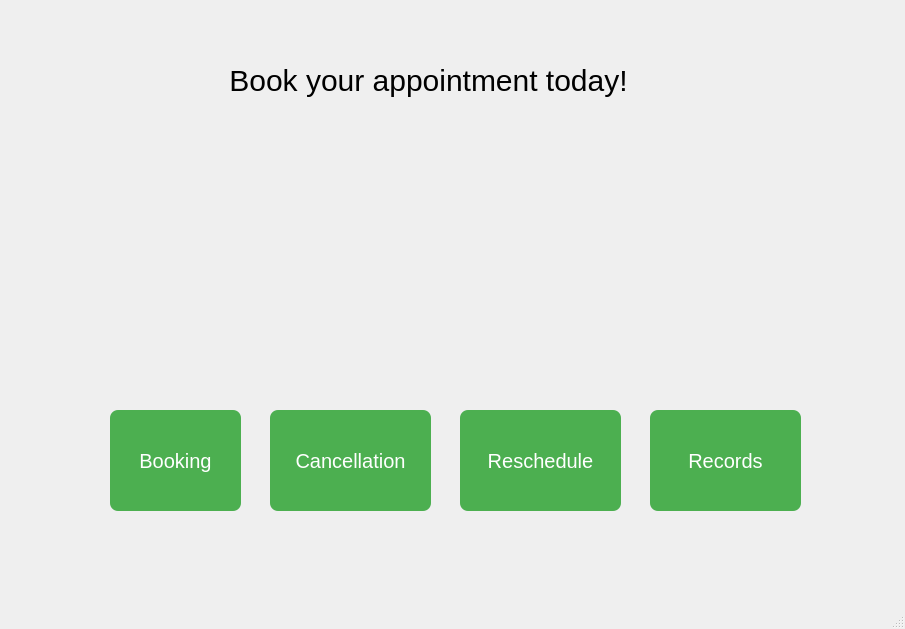
The window that mainwindow.ui (nischalg8/Qt-Doctor-Appointment-System) describes before a commit, drawn with Qt 5.
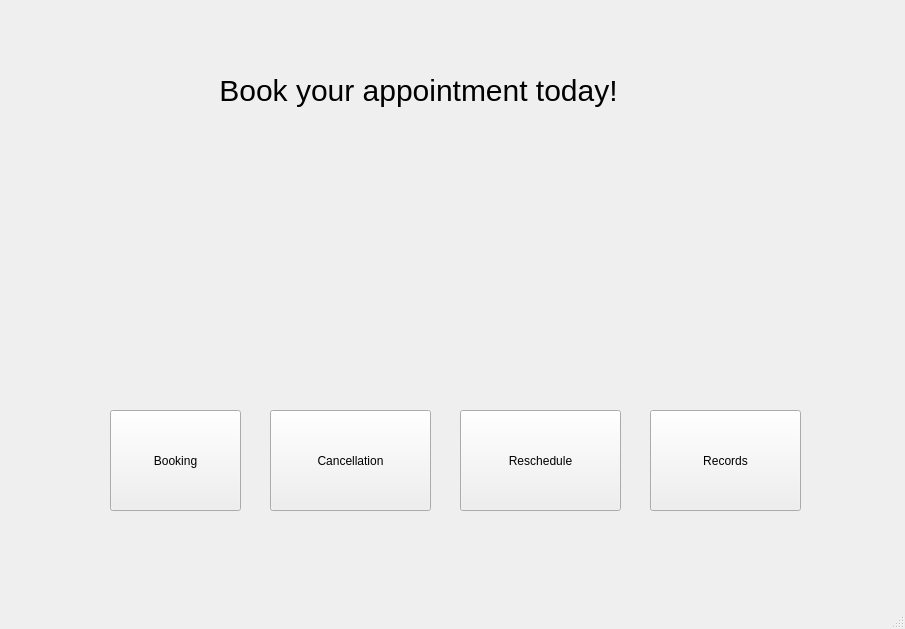
The same window after the commit. Icons and pictures are not drawn.

Diff of the .ui file:
```diff
--- a/mainwindow.ui
+++ b/mainwindow.ui
@@ -46,15 +46,18 @@
     </property>
     <property name="styleSheet">
      <string notr="true">background-color: #4CAF50; /* Green */
-    color: white;
-    font-size: 20px;
-    border: none;
-    padding: 12px 24px;
-    border-radius: 8px;
+ color: white;
+ font-size: 20px;
+ border: none;
+ padding: 12px 24px;
+ border-radius: 8px;
+ font-family: 'Comic Sans MS', cursive, sans-serif;
+}
 
-font-family: 'Comic Sans MS', cursive, sans-serif;
-
-  </string>
+QPushButton:hover {
+ background-color: #45a049; /* Darker green on hover */
+}
+</string>
     </property>
     <property name="text">
      <string>Booking</string>
@@ -71,14 +74,19 @@
     </property>
     <property name="styleSheet">
      <string notr="true">background-color: #4CAF50; /* Green */
-    color: white;
-    font-size: 20px;
-    border: none;
-    padding: 12px 24px;
-    border-radius: 8px;
-    cursor: pointer;
-font-family: 'Comic Sans MS', cursive, sans-serif;
-  </string>
+ color: white;
+ font-size: 20px;
+ border: none;
+ padding: 12px 24px;
+ border-radius: 8px;
+ cursor: pointer;
+ font-family: 'Comic Sans MS', cursive, sans-serif;
+}
+
+QPushButton:hover {
+ background-color: #45a049; /* Darker green on hover */
+}
+</string>
     </property>
     <property name="text">
      <string>Cancellation</string>
@@ -95,12 +103,18 @@
     </property>
     <property name="styleSheet">
      <string notr="true">background-color: #4CAF50; /* Green */
-    color: white;
-    font-size: 20px;
-    border: none;
-    padding: 12px 24px;
-    border-radius: 8px;
-  font-family: 'Comic Sans MS', cursive, sans-serif;</string>
+ color: white;
+ font-size: 20px;
+ border: none;
+ padding: 12px 24px;
+ border-radius: 8px;
+ font-family: 'Comic Sans MS', cursive, sans-serif;
+}
+
+QPushButton:hover {
+ background-color: #45a049; /* Darker green on hover */
+}
+</string>
     </property>
     <property name="text">
      <string>Records</string>
@@ -109,22 +123,20 @@
    <widget class="QLabel" name="label_4">
     <property name="geometry">
      <rect>
-      <x>190</x>
-      <y>50</y>
+      <x>180</x>
+      <y>40</y>
       <width>521</width>
-      <height>61</height>
+      <height>101</height>
      </rect>
     </property>
     <property name="styleSheet">
      <string notr="true">
-    color: black;
+    color: Black;
     font-size: 30px;
     border: none;
     padding: 12px 24px;
     border-radius: 8px;
-
-font-family: 'Comic Sans MS', cursive, sans-serif;
-
+    font-family: 'Comic Sans MS', cursive, sans-serif;
   </string>
     </property>
     <property name="text">
@@ -142,14 +154,19 @@
     </property>
     <property name="styleSheet">
      <string notr="true">background-color: #4CAF50; /* Green */
-    color: white;
-    font-size: 20px;
-    border: none;
-    padding: 12px 24px;
-    border-radius: 8px;
-    cursor: pointer;
-font-family: 'Comic Sans MS', cursive, sans-serif;
-  </string>
+ color: white;
+ font-size: 20px;
+ border: none;
+ padding: 12px 24px;
+ border-radius: 8px;
+ cursor: pointer;
+ font-family: 'Comic Sans MS', cursive, sans-serif;
+}
+
+QPushButton:hover {
+ background-color: #45a049; /* Darker green on hover */
+}
+</string>
     </property>
     <property name="text">
      <string>Reschedule</string>
@@ -159,9 +176,9 @@
     <property name="geometry">
      <rect>
       <x>340</x>
-      <y>190</y>
-      <width>191</width>
-      <height>121</height>
+      <y>180</y>
+      <width>181</width>
+      <height>161</height>
      </rect>
     </property>
     <property name="text">
```
